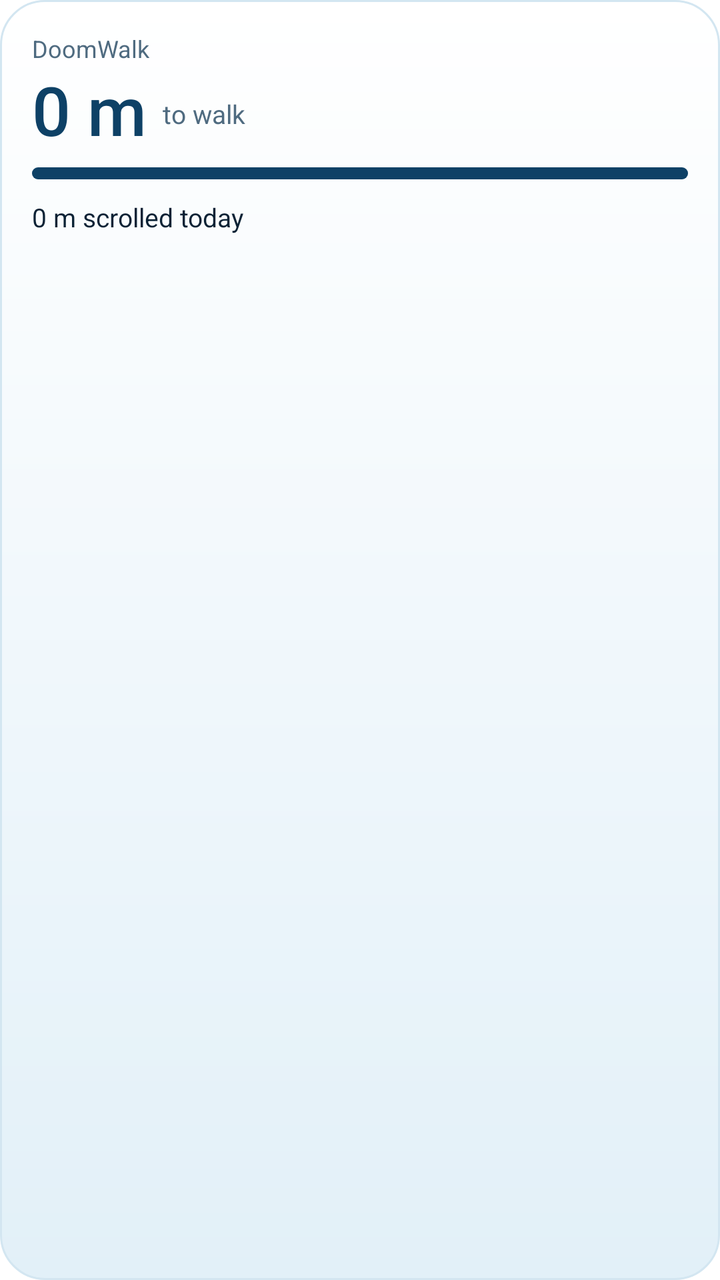
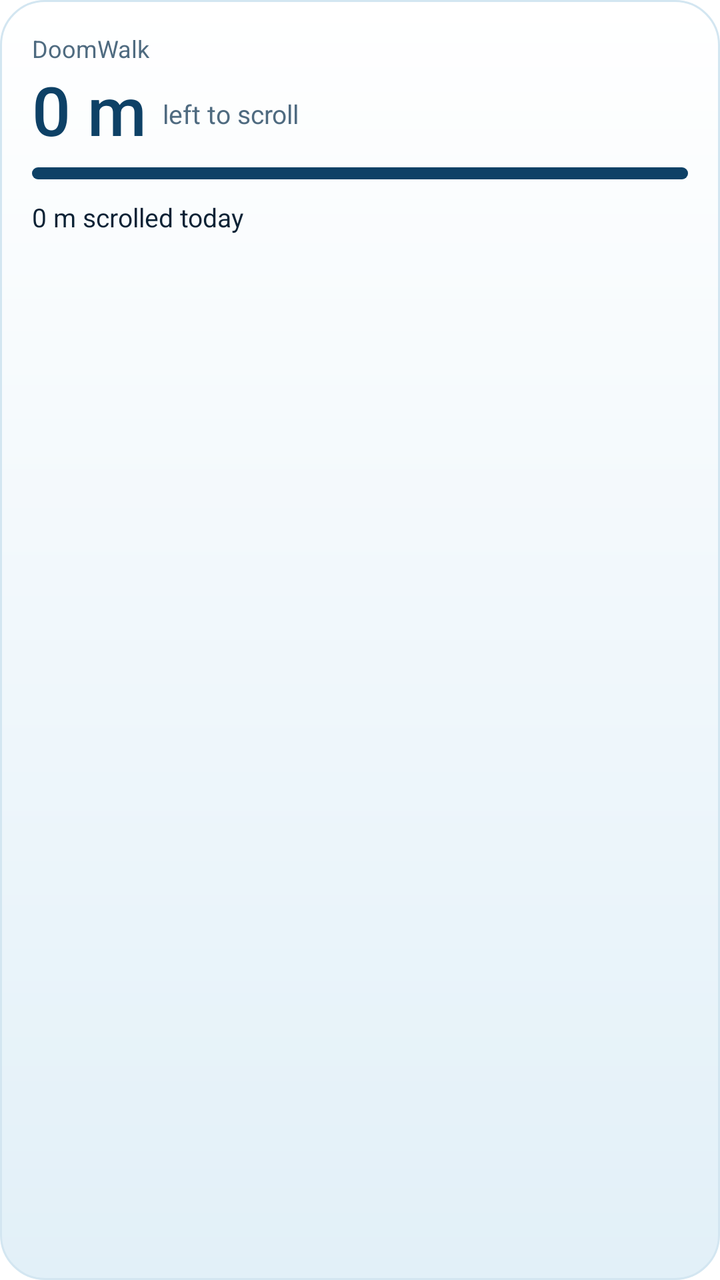

Compare the two renders of this Android layout. The source of the first and the diff that turns it into the second are given below.
<!-- AndroidManifest.xml: fallback theme Theme.MaterialComponents.DayNight.NoActionBar -->
<!-- res/layout/widget_large.xml -->
<?xml version="1.0" encoding="utf-8"?>
<LinearLayout xmlns:android="http://schemas.android.com/apk/res/android"
    android:id="@+id/w_root"
    android:layout_width="match_parent"
    android:layout_height="match_parent"
    android:background="@drawable/widget_bg"
    android:orientation="vertical"
    android:padding="16dp">
    <TextView
        android:layout_width="wrap_content"
        android:layout_height="wrap_content"
        android:letterSpacing="0"
        android:text="DoomWalk"
        android:textColor="@color/widget_caption"
        android:textSize="12sp" />
    <LinearLayout
        android:layout_width="match_parent"
        android:layout_height="wrap_content"
        android:gravity="bottom"
        android:orientation="horizontal">
        <TextView
            android:id="@+id/w_debt"
            android:layout_width="wrap_content"
            android:layout_height="wrap_content"
            android:fontFamily="sans-serif-medium"
            android:maxLines="1"
            android:text="0 m"
            android:textColor="@color/widget_debt"
            android:textSize="34sp" />
        <TextView
            android:id="@+id/w_caption"
            android:layout_width="wrap_content"
            android:layout_height="wrap_content"
            android:layout_marginStart="8dp"
            android:layout_marginBottom="6dp"
            android:maxLines="1"
            android:text="to walk"
            android:textColor="@color/widget_caption"
            android:textSize="13sp" />
    </LinearLayout>
    <ProgressBar
        android:id="@+id/w_progress"
        style="@android:style/Widget.ProgressBar.Horizontal"
        android:layout_width="match_parent"
        android:layout_height="6dp"
        android:layout_marginTop="6dp"
        android:max="100"
        android:progress="100"
        android:progressDrawable="@drawable/widget_progress" />
    <TextView
        android:id="@+id/w_scrolled"
        android:layout_width="match_parent"
        android:layout_height="wrap_content"
        android:layout_marginTop="10dp"
        android:maxLines="1"
        android:text="0 m scrolled today"
        android:textColor="@color/widget_text"
        android:textSize="13sp" />
    <TextView
        android:id="@+id/w_landmark"
        android:layout_width="match_parent"
        android:layout_height="wrap_content"
        android:layout_marginTop="2dp"
        android:maxLines="1"
        android:text=""
        android:textColor="@color/widget_caption"
        android:textSize="12sp" />
</LinearLayout>
<!-- resources referenced by this layout -->
<resources>
  <color name="widget_caption">#FF4F6B80</color>
  <color name="widget_debt">#FF0E4166</color>
  <color name="widget_text">#FF0B2235</color>
  <!-- drawable widget_bg (drawable) -->
  <?xml version="1.0" encoding="utf-8"?>
  <shape xmlns:android="http://schemas.android.com/apk/res/android" android:shape="rectangle">
      <gradient android:angle="270" android:startColor="@color/widget_bg_top" android:endColor="@color/widget_bg_bottom" />
      <corners android:radius="22dp" />
      <stroke android:width="1dp" android:color="@color/widget_stroke" />
  </shape>
  <!-- drawable widget_progress (drawable) -->
  <?xml version="1.0" encoding="utf-8"?>
  <layer-list xmlns:android="http://schemas.android.com/apk/res/android">
      <item android:id="@android:id/background">
          <shape><corners android:radius="3dp" /><solid android:color="@color/widget_track" /></shape>
      </item>
      <item android:id="@android:id/progress">
          <clip><shape><corners android:radius="3dp" /><solid android:color="@color/widget_fill" /></shape></clip>
      </item>
  </layer-list>
  <color name="widget_bg_top">#FFFFFFFF</color>
  <color name="widget_bg_bottom">#FFE2F0F8</color>
  <color name="widget_stroke">#FFD3E6F1</color>
  <color name="widget_track">#FFD3E6F1</color>
  <color name="widget_fill">#FF0E4166</color>
</resources>

<!-- the commit's change to res/layout/widget_large.xml (unified diff, before → after) -->
@@ -34,7 +34,7 @@
             android:layout_marginStart="8dp"
             android:layout_marginBottom="6dp"
             android:maxLines="1"
-            android:text="to walk"
+            android:text="left to scroll"
             android:textColor="@color/widget_caption"
             android:textSize="13sp" />
     </LinearLayout>
